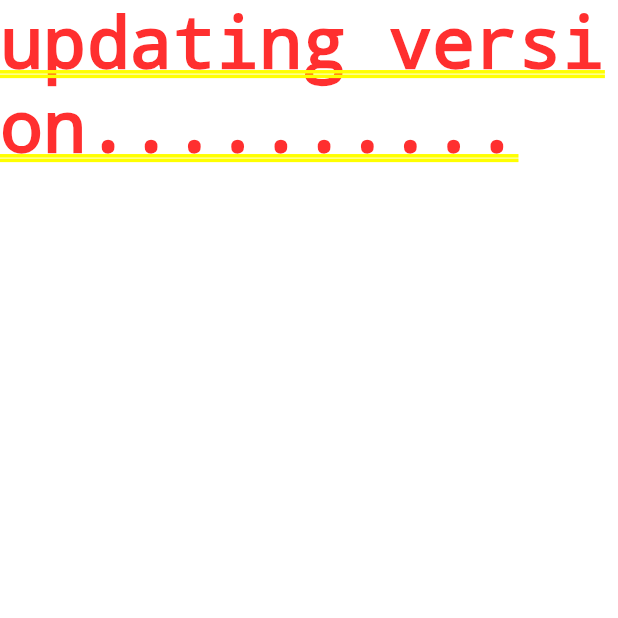
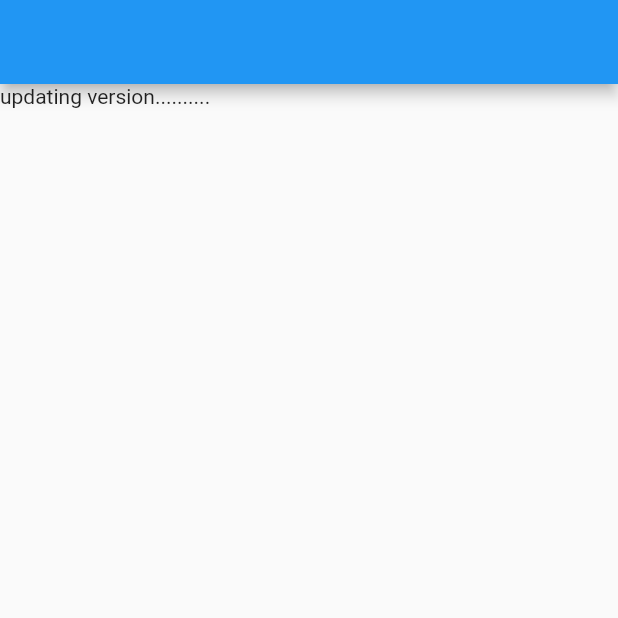
Before and after one commit to KowsalyaKalyangit/firstgitfile, a Flutter app: the screen it shows after launch, on a phone screen of 412 x 824 dp, the top half of it. Run offline on Flutter 3.47's test engine with Material 2 defaults, Android fonts, the phone set to English and light mode, and no system bars; missing offline and left inert: flutter_file_downloader.

Commit message:
appbar commit

```diff
--- a/lib/main.dart
+++ b/lib/main.dart
@@ -29,8 +29,11 @@ class Firstpage extends StatefulWidget {
 class _FirstpageState extends State<Firstpage> {
   @override
   Widget build(BuildContext context) {
-    return Column(
-      children: [Text('updating version..........')],
+    return Scaffold(
+      appBar: AppBar(),
+      body: Column(
+        children: [Text('updating version..........')],
+      ),
     );
   }
 }
```
